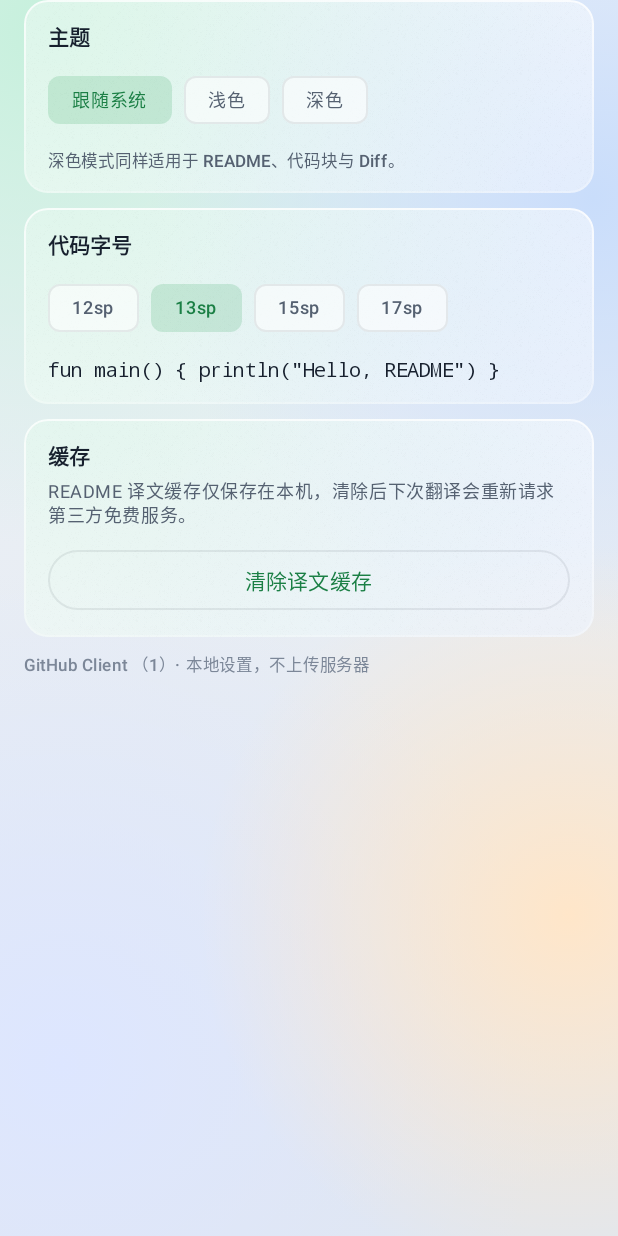
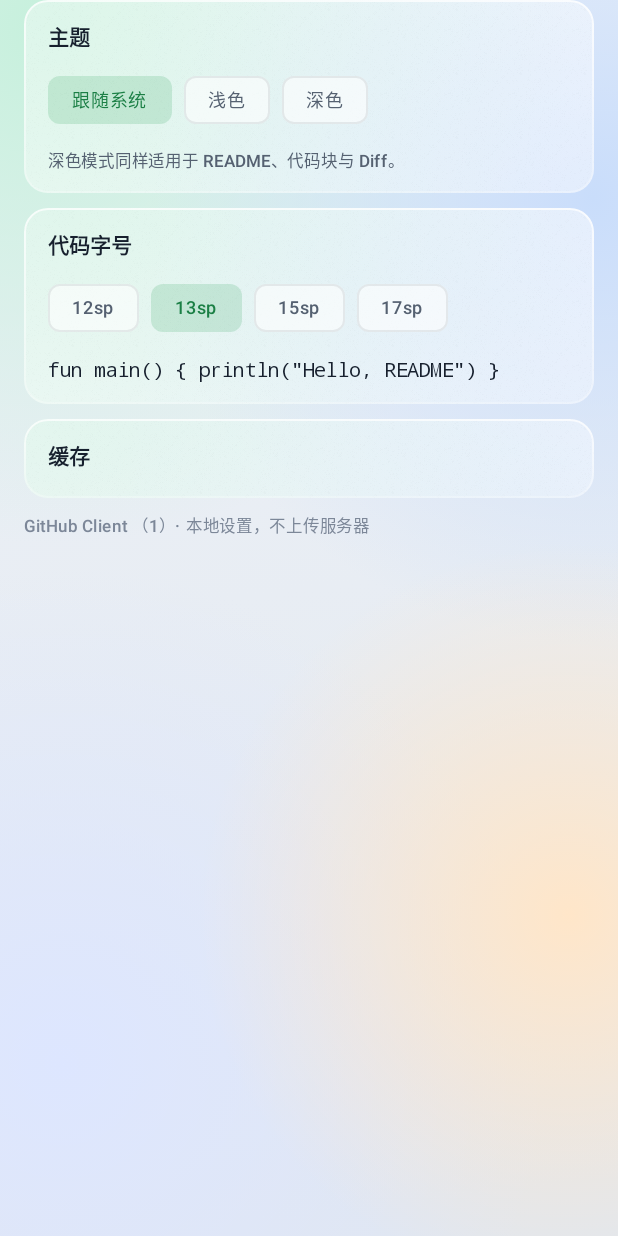
Before and after one commit to Tommyface/github-android-client, an Android app built with Jetpack Compose: the composable SettingsScreen shown on its own in the app's theme, on a phone screen of 412 x 824 dp. Run offline under Robolectric (Android 15) with nearby library versions, the phone set to English and light mode, and no system bars; 1 statement that could not run was skipped.

Commit message:
fix(P-202): 适配外壳改造带来的接口差异（CI 报出的编译错误）
- ProfileScreen 增加 onOpenSettings 参数并加「外观与缓存」入口（设置页由此可达）
- SettingsScreen 移除「清除译文缓存」区（翻译能力尚未并入，避免引用不存在的用例）

```diff
--- a/app/src/main/kotlin/com/gy/githubclient/settings/SettingsScreen.kt
+++ b/app/src/main/kotlin/com/gy/githubclient/settings/SettingsScreen.kt
@@ -39,7 +39,6 @@ import com.gy.githubclient.core.presentation.theme.FrostLevel
 import com.gy.githubclient.core.presentation.theme.LocalFrostColors
 import com.gy.githubclient.core.presentation.theme.LocalFrostContentInsets
 import com.gy.githubclient.core.presentation.theme.ThemeMode
-import com.gy.githubclient.feature.repo.domain.translation.ClearTranslationCacheUseCase
 import kotlinx.coroutines.launch
 import org.koin.compose.koinInject
 
@@ -47,7 +46,7 @@ import org.koin.compose.koinInject
  * 外观与缓存设置（v0.16.0，v0.19.0 换 Frost 外观）：
  * - 主题三态（跟随系统/浅色/深色）即时生效并持久化；
  * - 代码字号影响 README 代码块与文件浏览；
- * - 译文缓存可手动清除（翻译走第三方免费服务，缓存仅在本机）。
+ * - 译文缓存的清理待翻译能力并入后补充。
  *
  * v0.19.0：标题与返回按钮交给外壳的 Frost 顶部通栏，页面本身只排内容；
  * 滚动时内容从通栏下方穿过，通栏的实时模糊有真实内容可折射。
@@ -59,7 +58,6 @@ import org.koin.compose.koinInject
 fun SettingsScreen(
     onBack: () -> Unit,
     store: AppSettingsStore = koinInject(),
-    clearTranslationCache: ClearTranslationCacheUseCase = koinInject(),
 ) {
     val settings by store.settings.collectAsStateWithLifecycle()
     val context = LocalContext.current
@@ -127,27 +125,6 @@ fun SettingsScreen(
         FrostCard {
             SectionTitle("缓存")
             Spacer(Modifier.height(4.dp))
-            Text(
-                text = "README 译文缓存仅保存在本机，清除后下次翻译会重新请求第三方免费服务。",
-                style = MaterialTheme.typography.bodySmall,
-                color = frost.textSecondary,
-            )
-            Spacer(Modifier.height(10.dp))
-            OutlinedButton(
-                onClick = {
-                    scope.launch {
-                        runCatching { clearTranslationCache() }
-                            .onSuccess { Toast.makeText(context, "译文缓存已清除", Toast.LENGTH_SHORT).show() }
-                            .onFailure {
-                                Toast.makeText(context, "清除失败：${it.message ?: "未知错误"}", Toast.LENGTH_SHORT).show()
-                            }
-                    }
-                },
-                modifier = Modifier.fillMaxWidth(),
-                colors = ButtonDefaults.outlinedButtonColors(contentColor = frost.primaryInk),
-            ) {
-                Text("清除译文缓存")
-            }
         }
 
         Text(
--- a/feature/profile/presentation/src/main/kotlin/com/gy/githubclient/feature/profile/presentation/ProfileScreen.kt
+++ b/feature/profile/presentation/src/main/kotlin/com/gy/githubclient/feature/profile/presentation/ProfileScreen.kt
@@ -55,6 +55,7 @@ fun ProfileScreen(
     onOpenUpdateCheck: () -> Unit = {},
     onOpenLibrary: () -> Unit = {},
     onOpenActivity: () -> Unit = {},
+    onOpenSettings: () -> Unit = {},
     onOpenOrg: () -> Unit = {},
     onOpenGists: () -> Unit = {},
     viewModel: ProfileViewModel = koinViewModel(),
@@ -95,6 +96,7 @@ fun ProfileScreen(
                 FullWidthButton(text = "下载管理", onClick = onOpenDownloads)
                 HorizontalDivider()
                 FullWidthButton(text = "镜像加速设置", onClick = onOpenMirrorSettings)
+                FullWidthButton(text = "🎨 外观与缓存", onClick = onOpenSettings)
                 HorizontalDivider()
                 FullWidthButton(text = "🔐 权限体检", onClick = onOpenPermissionAudit)
                 HorizontalDivider()
```
